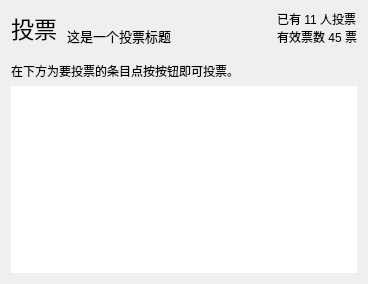
Above: resf/thread_vote_info.ui from clb-128258/TiebaDesktop before the change. Below: the same form after it.
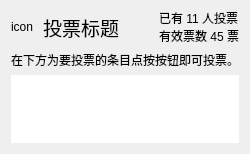
That is the form after the change.

Commit message: support vote viewing in ThreadDetailView

Patch:
```diff
--- a/resf/thread_vote_info.ui
+++ b/resf/thread_vote_info.ui
@@ -6,8 +6,8 @@
    <rect>
     <x>0</x>
     <y>0</y>
-    <width>368</width>
-    <height>284</height>
+    <width>246</width>
+    <height>148</height>
    </rect>
   </property>
   <property name="windowTitle">
@@ -22,53 +22,16 @@
     <number>0</number>
    </property>
    <item row="0" column="0">
-    <layout class="QGridLayout" name="gridLayout" columnstretch="0,0,1,0">
+    <layout class="QGridLayout" name="gridLayout" columnstretch="0,0,0,0">
      <property name="topMargin">
-      <number>10</number>
+      <number>9</number>
      </property>
      <property name="bottomMargin">
-      <number>10</number>
+      <number>0</number>
      </property>
      <property name="horizontalSpacing">
       <number>10</number>
      </property>
-     <item row="0" column="1">
-      <widget class="QLabel" name="label_2">
-       <property name="font">
-        <font>
-         <family>微软雅黑</family>
-         <pointsize>10</pointsize>
-        </font>
-       </property>
-       <property name="text">
-        <string>这是一个投票标题</string>
-       </property>
-       <property name="alignment">
-        <set>Qt::AlignBottom|Qt::AlignLeading|Qt::AlignLeft</set>
-       </property>
-      </widget>
-     </item>
-     <item row="0" column="0">
-      <widget class="QLabel" name="label">
-       <property name="font">
-        <font>
-         <family>微软雅黑</family>
-         <pointsize>17</pointsize>
-        </font>
-       </property>
-       <property name="text">
-        <string>投票</string>
-       </property>
-      </widget>
-     </item>
-     <item row="0" column="3">
-      <widget class="QLabel" name="label_4">
-       <property name="text">
-        <string>已有 11 人投票
-有效票数 45 票</string>
-       </property>
-      </widget>
-     </item>
      <item row="0" column="2">
       <spacer name="horizontalSpacer">
        <property name="orientation">
@@ -82,6 +45,37 @@
        </property>
       </spacer>
      </item>
+     <item row="0" column="1">
+      <widget class="QLabel" name="label_2">
+       <property name="font">
+        <font>
+         <family>微软雅黑</family>
+         <pointsize>14</pointsize>
+        </font>
+       </property>
+       <property name="text">
+        <string>投票标题</string>
+       </property>
+       <property name="alignment">
+        <set>Qt::AlignLeading|Qt::AlignLeft|Qt::AlignVCenter</set>
+       </property>
+      </widget>
+     </item>
+     <item row="0" column="3">
+      <widget class="QLabel" name="label_4">
+       <property name="text">
+        <string>已有 11 人投票
+有效票数 45 票</string>
+       </property>
+      </widget>
+     </item>
+     <item row="0" column="0">
+      <widget class="QLabel" name="label">
+       <property name="text">
+        <string>icon</string>
+       </property>
+      </widget>
+     </item>
     </layout>
    </item>
    <item row="1" column="0">
```
The commit also changes 8 other files.
